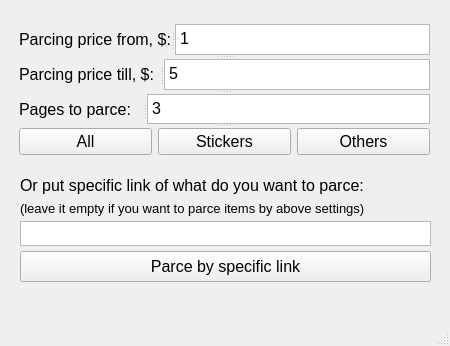
Old version of the form ui.ui in the repository ErmekZhumagulov/buff163-parcer-2.0.
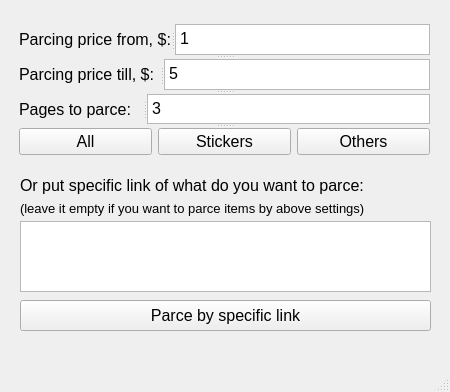
New version of the form.

Commit message: specific link in ui completed

Patch:
```diff
--- a/ui.ui
+++ b/ui.ui
@@ -7,7 +7,7 @@
     <x>0</x>
     <y>0</y>
     <width>450</width>
-    <height>346</height>
+    <height>392</height>
    </rect>
   </property>
   <property name="windowTitle">
@@ -20,7 +20,7 @@
       <x>20</x>
       <y>221</y>
       <width>411</width>
-      <height>25</height>
+      <height>71</height>
      </rect>
     </property>
     <property name="font">
@@ -33,7 +33,7 @@
 &lt;html&gt;&lt;head&gt;&lt;meta name=&quot;qrichtext&quot; content=&quot;1&quot; /&gt;&lt;style type=&quot;text/css&quot;&gt;
 p, li { white-space: pre-wrap; }
 &lt;/style&gt;&lt;/head&gt;&lt;body style=&quot; font-family:'MS Shell Dlg 2'; font-size:10pt; font-weight:400; font-style:normal;&quot;&gt;
-&lt;p style=&quot;-qt-paragraph-type:empty; margin-top:0px; margin-bottom:0px; margin-left:0px; margin-right:0px; -qt-block-indent:0; text-indent:0px; font-size:8.25pt;&quot;&gt;&lt;br /&gt;&lt;/p&gt;&lt;/body&gt;&lt;/html&gt;</string>
+&lt;p style=&quot;-qt-paragraph-type:empty; margin-top:0px; margin-bottom:0px; margin-left:0px; margin-right:0px; -qt-block-indent:0; text-indent:0px;&quot;&gt;&lt;br /&gt;&lt;/p&gt;&lt;/body&gt;&lt;/html&gt;</string>
     </property>
    </widget>
    <widget class="QLabel" name="label_4">
@@ -76,7 +76,7 @@
     <property name="geometry">
      <rect>
       <x>20</x>
-      <y>251</y>
+      <y>300</y>
       <width>411</width>
       <height>31</height>
      </rect>
```
The commit also changes 3 other files.
